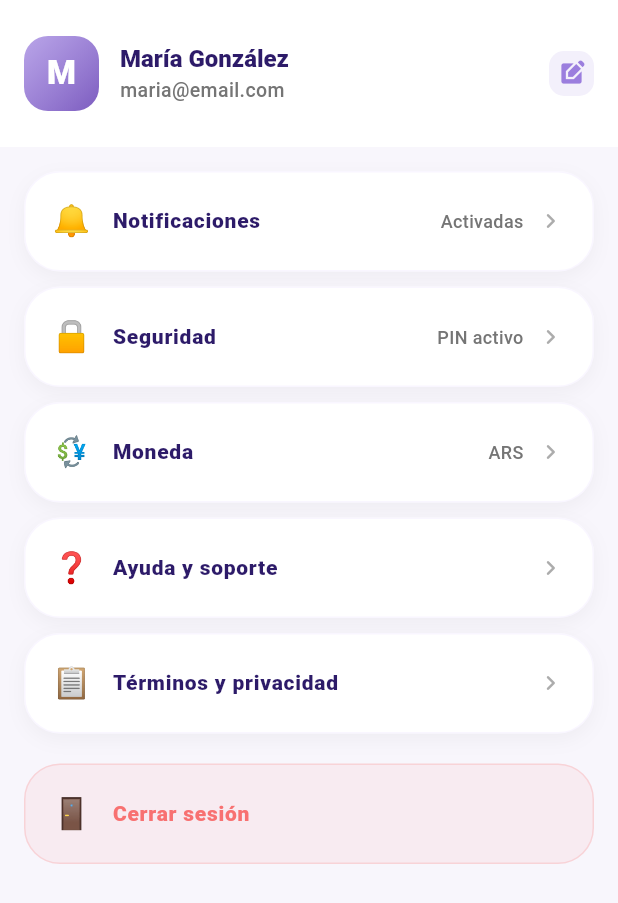
After one commit to ginodisettimio/vitis, a Flutter app: the SettingsScreen screen opened by its route, on a phone screen of 412 x 824 dp. The commit adds this screen. Shown: the top 903 px of the screen. Run offline on Flutter 3.47's test engine with Material 3 defaults, Android fonts, the phone set to English and light mode, and no system bars; our stand-ins replace dotted_border, fl_chart.

Commit message:
Added settings screen

```diff
--- a/lib/main.dart
+++ b/lib/main.dart
@@ -6,6 +6,7 @@ import 'package:vitis/screens/forget_password_screen.dart';
 import 'package:vitis/screens/dashboard_screen.dart';
 import 'package:vitis/screens/new_saving_screen.dart';
 import 'package:vitis/screens/savings_screen.dart';
+import 'package:vitis/screens/settings_screen.dart';
 import 'package:vitis/screens/wallets_screen.dart';
 import 'package:vitis/screens/add_new_wallet_screen.dart';
 import 'package:vitis/screens/login_screen.dart';
@@ -40,6 +41,7 @@ class MainApp extends StatelessWidget {
         "/savings": (context) => SavingsScreen(),
         "/expenses": (context) => ExpensesScreen(),
         "/movements": (context) => MovementsScreen(),
+        "/settings": (context) => SettingsScreen(),
       },
     );
   }
--- a/lib/screens/dashboard_screen.dart
+++ b/lib/screens/dashboard_screen.dart
@@ -57,10 +57,13 @@ class DashboardScreen extends StatelessWidget {
                         ),
                       ),
                       const SizedBox(height: 2),
-                      Text(
-                        'Hola, $userName 👋',
-                        style: Theme.of(context).textTheme.displayLarge
-                            ?.copyWith(fontSize: 20),
+                      GestureDetector(
+                        onTap: () => Navigator.pushNamed(context, "/settings"),
+                        child: Text(
+                          'Hola, $userName 👋',
+                          style: Theme.of(context).textTheme.displayLarge
+                              ?.copyWith(fontSize: 20),
+                        ),
                       ),
                     ],
                   ),
--- /dev/null
+++ b/lib/screens/settings_screen.dart
@@ -0,0 +1,85 @@
+import 'package:flutter/material.dart';
+import 'package:vitis/widgets/profile_header.dart';
+import 'package:vitis/widgets/settings_tile.dart';
+
+class SettingsScreen extends StatelessWidget {
+  const SettingsScreen({super.key});
+
+  static const TextStyle _emoji = TextStyle(fontSize: 20);
+
+  @override
+  Widget build(BuildContext context) {
+    final colorScheme = Theme.of(context).colorScheme;
+
+    return Scaffold(
+      body: SafeArea(
+        child: SingleChildScrollView(
+          child: Column(
+            children: [
+              ProfileHeader(
+                avatar: const Text('M'),
+                name: 'María González',
+                email: 'maria@email.com',
+                onActionTap: () {},
+              ),
+              Padding(
+                padding: const EdgeInsets.fromLTRB(16, 16, 16, 24),
+                child: Column(
+                  children: [
+                    SettingsTile(
+                      icon: const Text('🔔', style: _emoji),
+                      title: 'Notificaciones',
+                      trailingText: 'Activadas',
+                      onTap: () {},
+                    ),
+                    const SizedBox(height: 10),
+                    SettingsTile(
+                      icon: const Text('🔒', style: _emoji),
+                      title: 'Seguridad',
+                      trailingText: 'PIN activo',
+                      onTap: () {},
+                    ),
+                    const SizedBox(height: 10),
+                    SettingsTile(
+                      icon: const Text('💱', style: _emoji),
+                      title: 'Moneda',
+                      trailingText: 'ARS',
+                      onTap: () {},
+                    ),
+                    const SizedBox(height: 10),
+                    SettingsTile(
+                      icon: const Text('❓', style: _emoji),
+                      title: 'Ayuda y soporte',
+                      onTap: () {},
+                    ),
+                    const SizedBox(height: 10),
+                    SettingsTile(
+                      icon: const Text('📋', style: _emoji),
+                      title: 'Términos y privacidad',
+                      onTap: () {},
+                    ),
+                    const SizedBox(height: 20),
+                    SettingsTile(
+                      icon: const Text('🚪', style: _emoji),
+                      title: 'Cerrar sesión',
+                      trailingIcon: null,
+                      backgroundColor: colorScheme.error.withValues(alpha: 0.08),
+                      foregroundColor: colorScheme.error,
+                      onTap: () => Navigator.pushNamedAndRemoveUntil(
+                        context,
+                        '/login',
+                        (route) => false,
+                      ),
+                    ),
+                  ],
+                ),
+              ),
+            ],
+          ),
+        ),
+      ),
+      // TODO: agregar NavBar inferior.
+      bottomNavigationBar: null,
+    );
+  }
+}
--- /dev/null
+++ b/lib/widgets/profile_header.dart
@@ -0,0 +1,92 @@
+import 'package:flutter/material.dart';
+
+class ProfileHeader extends StatelessWidget {
+  final Widget avatar;
+  final String name;
+  final String email;
+  final IconData actionIcon;
+  final VoidCallback? onActionTap;
+
+  const ProfileHeader({
+    super.key,
+    required this.avatar,
+    required this.name,
+    required this.email,
+    this.actionIcon = Icons.edit_square,
+    this.onActionTap,
+  });
+
+  @override
+  Widget build(BuildContext context) {
+    final theme = Theme.of(context);
+    final colorScheme = theme.colorScheme;
+
+    return Container(
+      width: double.infinity,
+      color: theme.cardTheme.color ?? colorScheme.surface,
+      padding: const EdgeInsets.fromLTRB(16, 24, 16, 24),
+      child: Row(
+        children: [
+          Container(
+            width: 50,
+            height: 50,
+            decoration: BoxDecoration(
+              gradient: LinearGradient(
+                begin: Alignment.topLeft,
+                end: Alignment.bottomRight,
+                colors: [
+                  colorScheme.primary.withValues(alpha: 0.7),
+                  colorScheme.secondary,
+                ],
+              ),
+              borderRadius: BorderRadius.circular(16),
+            ),
+            alignment: Alignment.center,
+            child: DefaultTextStyle(
+              style: const TextStyle(
+                color: Colors.white,
+                fontSize: 22,
+                fontWeight: FontWeight.w900,
+              ),
+              child: IconTheme(
+                data: const IconThemeData(color: Colors.white, size: 26),
+                child: avatar,
+              ),
+            ),
+          ),
+          const SizedBox(width: 14),
+          Expanded(
+            child: Column(
+              crossAxisAlignment: CrossAxisAlignment.start,
+              children: [
+                Text(
+                  name,
+                  style: theme.textTheme.titleLarge?.copyWith(fontSize: 16),
+                  overflow: TextOverflow.ellipsis,
+                ),
+                const SizedBox(height: 2),
+                Text(
+                  email,
+                  style: theme.textTheme.bodyMedium?.copyWith(fontSize: 13),
+                  overflow: TextOverflow.ellipsis,
+                ),
+              ],
+            ),
+          ),
+          Material(
+            color: colorScheme.primary.withValues(alpha: 0.12),
+            borderRadius: BorderRadius.circular(10),
+            child: InkWell(
+              onTap: onActionTap,
+              borderRadius: BorderRadius.circular(10),
+              child: Padding(
+                padding: const EdgeInsets.all(6),
+                child: Icon(actionIcon, color: colorScheme.primary, size: 18),
+              ),
+            ),
+          ),
+        ],
+      ),
+    );
+  }
+}
--- /dev/null
+++ b/lib/widgets/settings_tile.dart
@@ -0,0 +1,112 @@
+import 'package:flutter/material.dart';
+
+class SettingsTile extends StatefulWidget {
+  final Widget icon;
+  final String title;
+  final String? trailingText;
+  final IconData? trailingIcon;
+  final Color? backgroundColor;
+  final Color? foregroundColor;
+  final VoidCallback? onTap;
+
+  const SettingsTile({
+    super.key,
+    required this.icon,
+    required this.title,
+    this.trailingText,
+    this.trailingIcon = Icons.chevron_right_rounded,
+    this.backgroundColor,
+    this.foregroundColor,
+    this.onTap,
+  });
+
+  @override
+  State<SettingsTile> createState() => _SettingsTileState();
+}
+
+class _SettingsTileState extends State<SettingsTile> {
+  bool _pressed = false;
+
+  void _setPressed(bool value) {
+    if (widget.onTap == null) return;
+    setState(() => _pressed = value);
+  }
+
+  @override
+  Widget build(BuildContext context) {
+    final theme = Theme.of(context);
+    final cardShape = theme.cardTheme.shape as RoundedRectangleBorder?;
+    final borderRadius =
+        cardShape?.borderRadius as BorderRadius? ?? BorderRadius.circular(16);
+
+    final Color background = widget.backgroundColor ??
+        theme.cardTheme.color ??
+        theme.colorScheme.surface;
+    final Color titleColor =
+        widget.foregroundColor ?? theme.colorScheme.onSurface;
+    final Color secondaryColor =
+        theme.textTheme.bodyMedium?.color ?? Colors.grey;
+
+    // Si se pasa un color personalizado, el borde toma ese tono.
+    final BorderSide border = widget.foregroundColor != null
+        ? BorderSide(color: widget.foregroundColor!.withValues(alpha: 0.2))
+        : cardShape?.side ?? BorderSide.none;
+
+    return GestureDetector(
+      onTapDown: (_) => _setPressed(true),
+      onTapUp: (_) => _setPressed(false),
+      onTapCancel: () => _setPressed(false),
+      onTap: widget.onTap,
+      child: AnimatedScale(
+        scale: _pressed ? 0.98 : 1,
+        duration: const Duration(milliseconds: 100),
+        child: Container(
+          padding: const EdgeInsets.symmetric(horizontal: 18, vertical: 18),
+          decoration: BoxDecoration(
+            color: background,
+            borderRadius: borderRadius,
+            border: Border.fromBorderSide(border),
+            boxShadow: widget.backgroundColor == null
+                ? [
+                    BoxShadow(
+                      color: Colors.black.withValues(alpha: 0.04),
+                      blurRadius: 10,
+                      offset: const Offset(0, 4),
+                    ),
+                  ]
+                : null,
+          ),
+          child: Row(
+            children: [
+              SizedBox(width: 24, child: Center(child: widget.icon)),
+              const SizedBox(width: 16),
+              Expanded(
+                child: Text(
+                  widget.title,
+                  style: theme.textTheme.bodyLarge?.copyWith(
+                    color: titleColor,
+                    fontSize: 14,
+                    fontWeight: FontWeight.w800,
+                  ),
+                ),
+              ),
+              if (widget.trailingText != null) ...[
+                Text(
+                  widget.trailingText!,
+                  style: theme.textTheme.bodyMedium?.copyWith(fontSize: 12),
+                ),
+                const SizedBox(width: 8),
+              ],
+              if (widget.trailingIcon != null)
+                Icon(
+                  widget.trailingIcon,
+                  color: secondaryColor.withValues(alpha: 0.6),
+                  size: 20,
+                ),
+            ],
+          ),
+        ),
+      ),
+    );
+  }
+}
```
